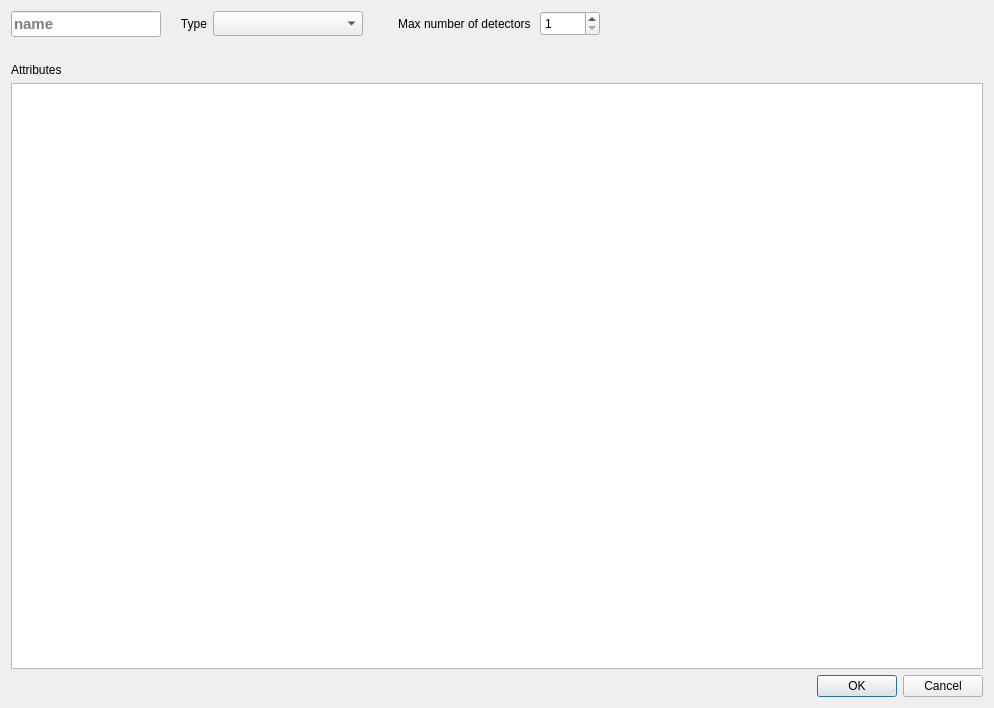
This is gui/daq/dialog_spectrum_template.ui in usnistgov/qpx-gamma as Qt 5 draws it before an edit. The edited form follows.
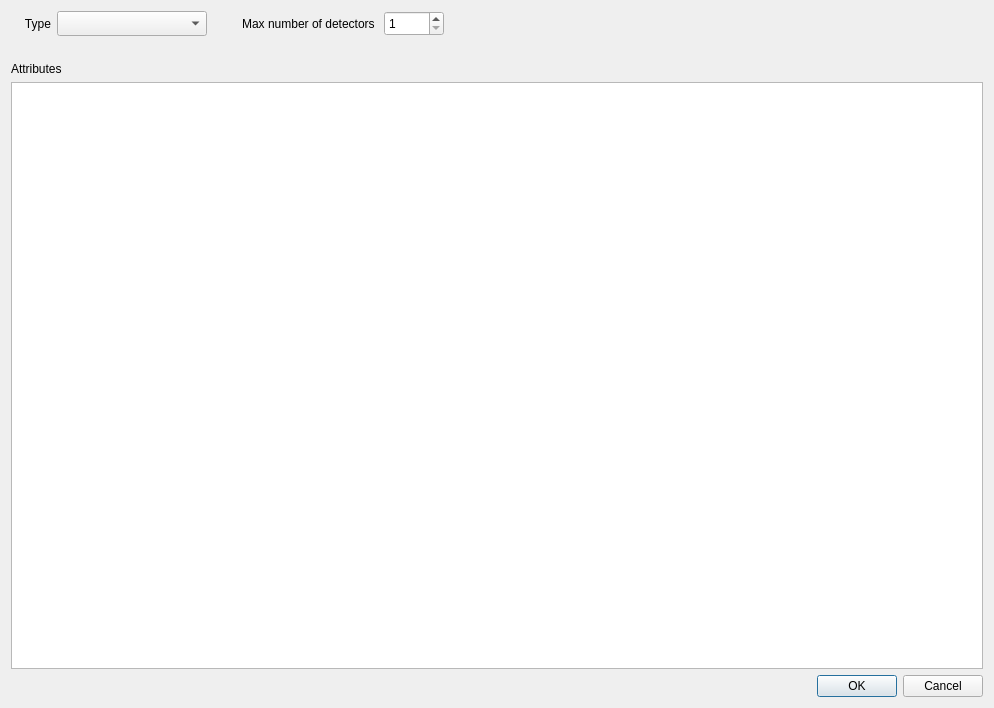
This is the edited form. Icons and pictures are not drawn.

```diff
--- a/gui/daq/dialog_spectrum_template.ui
+++ b/gui/daq/dialog_spectrum_template.ui
@@ -54,44 +54,6 @@
       <property name="bottomMargin">
        <number>0</number>
       </property>
-      <item>
-       <widget class="QLineEdit" name="lineName">
-        <property name="sizePolicy">
-         <sizepolicy hsizetype="Maximum" vsizetype="Fixed">
-          <horstretch>0</horstretch>
-          <verstretch>0</verstretch>
-         </sizepolicy>
-        </property>
-        <property name="minimumSize">
-         <size>
-          <width>150</width>
-          <height>25</height>
-         </size>
-        </property>
-        <property name="maximumSize">
-         <size>
-          <width>150</width>
-          <height>16777215</height>
-         </size>
-        </property>
-        <property name="font">
-         <font>
-          <pointsize>11</pointsize>
-          <weight>75</weight>
-          <bold>true</bold>
-         </font>
-        </property>
-        <property name="inputMask">
-         <string/>
-        </property>
-        <property name="maxLength">
-         <number>32</number>
-        </property>
-        <property name="placeholderText">
-         <string>name</string>
-        </property>
-       </widget>
-      </item>
       <item>
        <widget class="QLabel" name="label">
         <property name="sizePolicy">
```
Left out of the diff: 1 changed line with no effect on the pictures.
